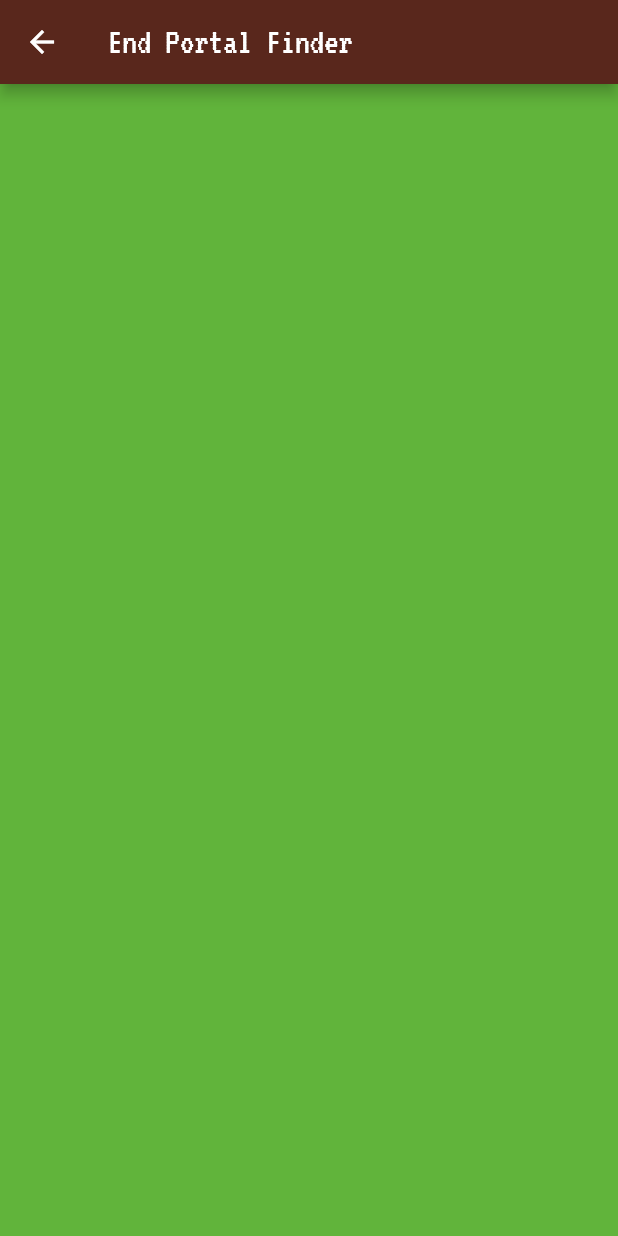
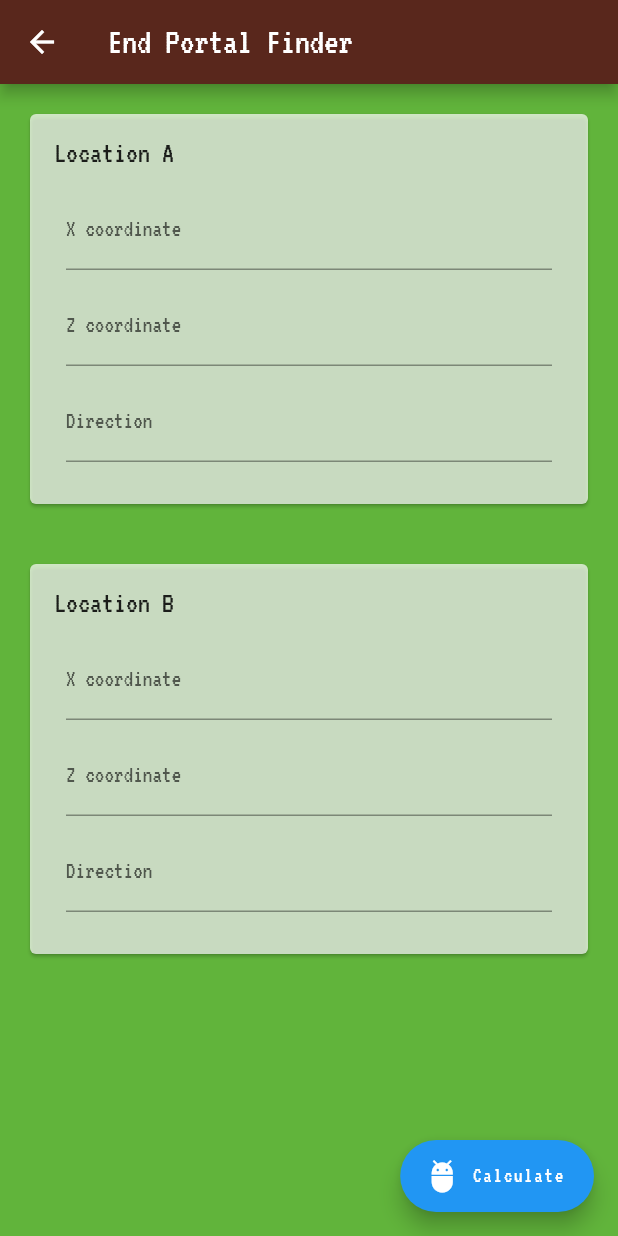
Before and after one commit to RyanRemer/minecraft_calculator, a Flutter app: the EndPortalFinder screen opened directly, on a phone screen of 412 x 824 dp. Run offline on Flutter 3.47's test engine with Material 2 defaults, Android fonts, the phone set to English and light mode, and no system bars.

```diff
--- a/lib/models/coordinate.dart
+++ b/lib/models/coordinate.dart
@@ -2,4 +2,13 @@ class Coordinate {
   double x;
   double y;
   double z;
+
+  Coordinate.empty();
+  Coordinate(this.x, this.y, this.z);
+
+  @override
+  String toString() {
+    // TODO: implement toString
+    return "( ${x?.round()}, ${y?.round()}, ${z?.round()} )";
+  }
 }
--- /dev/null
+++ b/lib/models/mc_ray.dart
@@ -0,0 +1,24 @@
+import 'package:minecraft_calculator/models/coordinate.dart';
+import 'dart:math';
+
+class MCRay {
+  Coordinate coordinate;
+  double direction;
+
+  MCRay(this.coordinate, this.direction);
+
+  double get tangent => tan(-direction * pi / 180);
+  double get x => coordinate.x;
+  double get y => coordinate.y;
+  double get z => coordinate.z;
+
+
+  Coordinate interset(MCRay other) {
+    double diffX = other.x - this.x;
+    double diffTan = (other.tangent * other.z) - (this.tangent * this.z);
+    double z = (diffX - diffTan) / (this.tangent - other.tangent);
+    double x = this.tangent * (z - this.z) + this.x;
+
+    return Coordinate(x, this.y, z);
+  }
+}
--- a/lib/pages/end_portal_finder.dart
+++ b/lib/pages/end_portal_finder.dart
@@ -1,6 +1,13 @@
 import 'package:flutter/material.dart';
+import 'package:minecraft_calculator/models/coordinate.dart';
+import 'package:minecraft_calculator/models/mc_ray.dart';
+import 'package:minecraft_calculator/widgets/forms/mc_ray_form.dart';
+import 'package:minecraft_calculator/widgets/titled_card.dart';
 
 class EndPortalFinder extends StatefulWidget {
+  final _rayFormA = new GlobalKey<FormState>();
+  final _rayFormB = new GlobalKey<FormState>();
+
   EndPortalFinder({Key key}) : super(key: key);
 
   @override
@@ -8,14 +15,55 @@ class EndPortalFinder extends StatefulWidget {
 }
 
 class _EndPortalFinderState extends State<EndPortalFinder> {
+  MCRay rayA = new MCRay(Coordinate.empty(), null);
+  MCRay rayB = new MCRay(Coordinate.empty(), null);
+
   @override
   Widget build(BuildContext context) {
     return Scaffold(
       appBar: AppBar(title: Text("End Portal Finder"),),
       backgroundColor: Theme.of(context).backgroundColor,
       body: ListView(
-
-      )
+        children: <Widget>[
+          TitledCard(
+            title: Text("Location A", style: Theme.of(context).textTheme.title,),
+            content: Column(
+              children: <Widget>[
+               MCRayForm(
+                 ray: rayA,
+                 formKey: widget._rayFormA,
+               ),
+              ],
+            ),
+          ),
+          TitledCard(
+            title: Text("Location B", style: Theme.of(context).textTheme.title,),
+            content: Column(
+              children: <Widget>[
+               MCRayForm(
+                 ray: rayB,
+                 formKey: widget._rayFormB,
+               ),
+              ],
+            ),
+          ),
+        ],
+      ),
+      floatingActionButton: FloatingActionButton.extended(
+        icon: Icon(Icons.adb),
+        label: Text("Calculate"),
+        onPressed: calculate
+      ),
     );
   }
+
+  void calculate() {
+    if (widget._rayFormA.currentState.validate() && widget._rayFormB.currentState.validate()){
+      widget._rayFormA.currentState.save();
+      widget._rayFormB.currentState.save();
+
+      Coordinate endPortal = rayA.interset(rayB);
+      print(endPortal);
+    }
+  }
 }
--- /dev/null
+++ b/lib/pages/end_portal_location.dart
@@ -0,0 +1,17 @@
+import 'package:flutter/material.dart';
+
+class EndPortalLocation extends StatefulWidget {
+  EndPortalLocation({Key key}) : super(key: key);
+
+  @override
+  _EndPortalLocationState createState() => _EndPortalLocationState();
+}
+
+class _EndPortalLocationState extends State<EndPortalLocation> {
+  @override
+  Widget build(BuildContext context) {
+    return Scaffold(
+
+    );
+  }
+}
--- /dev/null
+++ b/lib/widgets/forms/mc_ray_form.dart
@@ -0,0 +1,69 @@
+import 'package:flutter/material.dart';
+
+import 'package:minecraft_calculator/models/mc_ray.dart';
+
+class MCRayForm extends StatelessWidget {
+  final MCRay ray;
+  final GlobalKey<FormState> formKey;
+
+  const MCRayForm({
+    Key key,
+    this.formKey,
+    this.ray,
+  }) : super(key: key);
+
+  @override
+  Widget build(BuildContext context) {
+    return Form(
+      key: formKey,
+      child: Column(
+        children: <Widget>[
+          ListTile(
+            title: TextFormField(
+              keyboardType:
+                  TextInputType.numberWithOptions(decimal: true, signed: true),
+              decoration: InputDecoration(labelText: "X coordinate"),
+              validator: this._fieldValidate,
+              onSaved: (String value){
+                ray.coordinate.x = double.tryParse(value);
+              },
+            ),
+          ),
+          ListTile(
+            title: TextFormField(
+              keyboardType:
+                  TextInputType.numberWithOptions(decimal: true, signed: true),
+              decoration: InputDecoration(labelText: "Z coordinate"),
+              validator: this._fieldValidate,
+              onSaved: (String value){
+                ray.coordinate.z = double.tryParse(value);
+              },
+            ),
+          ),
+          ListTile(
+            title: TextFormField(
+              keyboardType:
+                  TextInputType.numberWithOptions(decimal: true, signed: true),
+              decoration: InputDecoration(labelText: "Direction"),
+              validator: this._fieldValidate,
+              onSaved: (String value){
+                ray.direction = double.tryParse(value);
+              },
+            ),
+          )
+        ],
+      ),
+    );
+  }
+
+  String _fieldValidate(String value) {
+    if (value.isEmpty) {
+      return "Required";
+    }
+    if (double.tryParse(value) == null) {
+      return "Not a valid number";
+    }
+
+    return null;
+  }
+}
--- a/lib/widgets/titled_card.dart
+++ b/lib/widgets/titled_card.dart
@@ -31,7 +31,10 @@ class TitledCard extends StatelessWidget {
                 padding: const EdgeInsets.all(8.0),
                 child: title,
               ),
-              content,
+              Padding(
+                padding: const EdgeInsets.only(bottom: 16.0),
+                child: content,
+              ),
             ],
           ),
         ),
```
